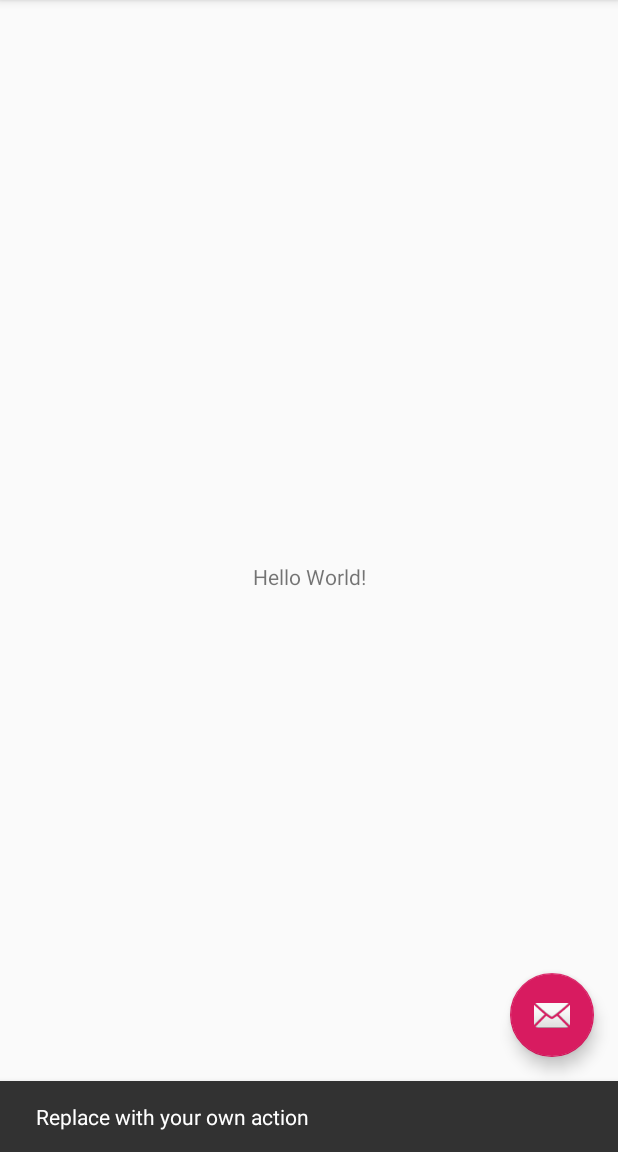
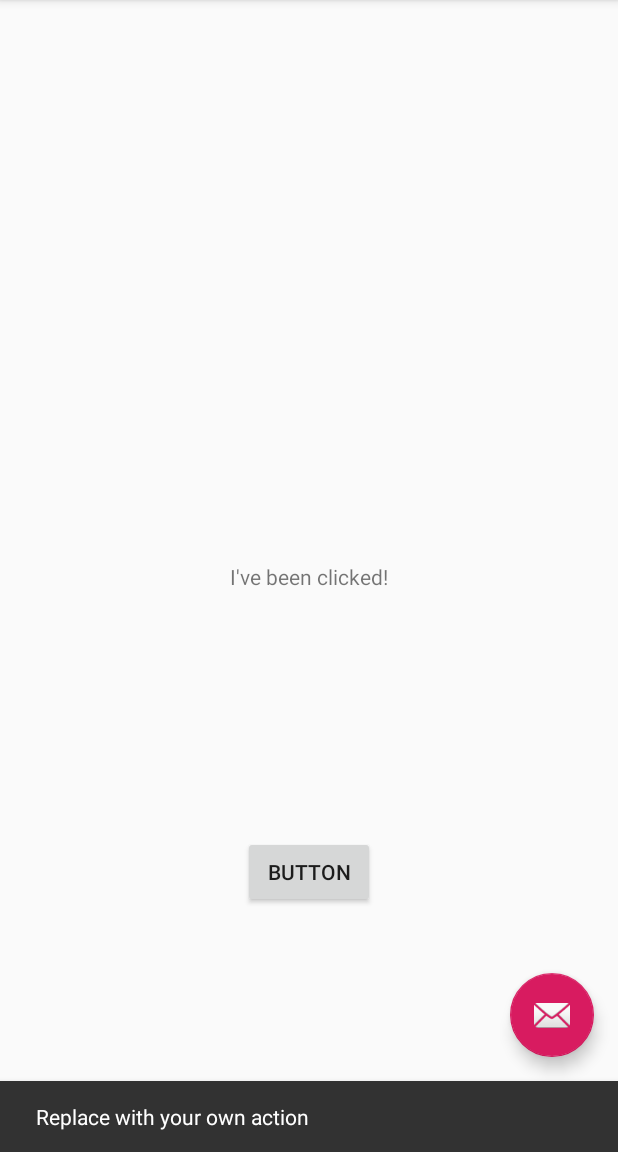
Before and after one commit to JPlotting/IM361Android, an Android app: the screen it shows after launch (MainActivity), after a tap on an icon or button, on a phone screen of 412 x 824 dp, the part 84-1236 px from its top. Run offline under Robolectric (Android 15) with nearby library versions, the phone set to English and light mode, and no system bars; 1 other tap on this screen came first.

Commit message:
Finished Assignment for Mar 11

```diff
--- a/app/src/main/java/com/jakobplotts/allnews/MainActivity.kt
+++ b/app/src/main/java/com/jakobplotts/allnews/MainActivity.kt
@@ -1,6 +1,8 @@
 package com.jakobplotts.allnews
 
 import android.os.Bundle
+import android.widget.Button
+import android.widget.TextView
 import android.support.design.widget.Snackbar
 import android.support.v7.app.AppCompatActivity;
 import android.view.Menu
@@ -8,11 +10,19 @@ import android.view.MenuItem
 
 import kotlinx.android.synthetic.main.activity_main.*
 
+
 class MainActivity : AppCompatActivity() {
 
     override fun onCreate(savedInstanceState: Bundle?) {
         super.onCreate(savedInstanceState)
         setContentView(R.layout.activity_main)
+
+        val myText: TextView = findViewById(R.id.my_text_view)
+        val myButton: Button = findViewById(R.id.my_button)
+        myButton.setOnClickListener {
+            myText.setText(R.string.textView_text)
+        }
+
         setSupportActionBar(toolbar)
 
         fab.setOnClickListener { view ->
--- a/app/src/main/res/layout/content_main.xml
+++ b/app/src/main/res/layout/content_main.xml
@@ -16,6 +16,14 @@
             app:layout_constraintBottom_toBottomOf="parent"
             app:layout_constraintLeft_toLeftOf="parent"
             app:layout_constraintRight_toRightOf="parent"
-            app:layout_constraintTop_toTopOf="parent"/>
+            app:layout_constraintTop_toTopOf="parent" android:id="@+id/my_text_view"/>
+    <Button
+            android:text="@string/button"
+            android:layout_width="wrap_content"
+            android:layout_height="wrap_content"
+            android:id="@+id/my_button" app:layout_constraintEnd_toEndOf="parent"
+            app:layout_constraintTop_toBottomOf="@+id/my_text_view"
+            app:layout_constraintStart_toStartOf="parent"
+            app:layout_constraintBottom_toBottomOf="parent"/>
 
 </android.support.constraint.ConstraintLayout>
--- a/app/src/main/res/values/strings.xml
+++ b/app/src/main/res/values/strings.xml
@@ -1,4 +1,10 @@
+<?xml version="1.0" encoding="utf-8"?>
 <resources>
+    xmlns:tools="http://schemas.android.com/tools"
+    tools:ignore="MissingTranslation" >
+
     <string name="app_name">All News</string>
     <string name="action_settings">Settings</string>
+    <string name="button">Button</string>
+    <string name="textView_text">I\'ve been clicked!</string>
 </resources>
```
